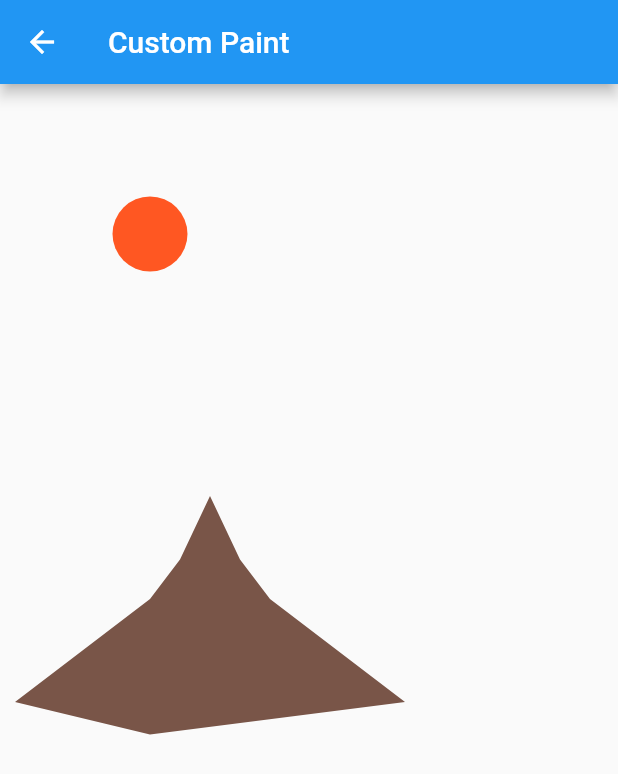
After one commit to tomarfaruk/flutter_canvas, a Flutter app: the screen it shows after launch, after a tap on "CustomPaintPage", on a phone screen of 412 x 824 dp. The commit adds this screen. Shown: the top 774 px of the screen. Run offline on Flutter 3.47's test engine with Material 2 defaults, Android fonts, the phone set to English and light mode, and no system bars; our stand-ins replace get.

Commit message:
custom paint

```diff
--- a/lib/main.dart
+++ b/lib/main.dart
@@ -3,6 +3,7 @@ import 'package:flutter/material.dart';
 import 'custom_background_scroll_page/custom_background_page.dart';
 import 'furniture_app/furniture_app.dart';
 import 'image_canvas/image_canvas.dart';
+import 'paint_canves/custom_paint_page.dart';
 
 void main() {
   runApp(MyApp());
@@ -55,6 +56,13 @@ class _MyHomePageState extends State<MyHomePage> {
                 Navigator.push(context,
                     MaterialPageRoute(builder: (_) => FurnitureAppPage()));
               },
+            ),
+            ElevatedButton(
+              child: Text('CustomPaintPage'),
+              onPressed: () {
+                Navigator.push(context,
+                    MaterialPageRoute(builder: (_) => CustomPaintPage()));
+              },
             )
           ],
         ),
--- /dev/null
+++ b/lib/paint_canves/custom_paint_page.dart
@@ -0,0 +1,25 @@
+import 'package:flutter/material.dart';
+
+import 'main_learning.dart';
+
+class CustomPaintPage extends StatefulWidget {
+  const CustomPaintPage({Key? key}) : super(key: key);
+
+  @override
+  _CustomPaintPageState createState() => _CustomPaintPageState();
+}
+
+class _CustomPaintPageState extends State<CustomPaintPage> {
+  @override
+  Widget build(BuildContext context) {
+    return Scaffold(
+      appBar: AppBar(title: Text("Custom Paint")),
+      body: Container(
+        color: Colors.yellow[100],
+        child: CustomPaint(
+          painter: MyCustomPainter(),
+        ),
+      ),
+    );
+  }
+}
--- /dev/null
+++ b/lib/paint_canves/main_learning.dart
@@ -0,0 +1,38 @@
+// 1
+import 'package:flutter/material.dart';
+import 'package:get/get.dart';
+
+class MyCustomPainter extends CustomPainter {
+  void paint(Canvas canvas, Size size) {
+    Paint paint = Paint()
+      ..style = PaintingStyle.fill
+      ..color = Colors.brown;
+    Paint sunPaint = Paint()
+      ..style = PaintingStyle.fill
+      ..color = Colors.deepOrange;
+
+    Path path = Path();
+    path.moveTo(100, 100);
+    path.addOval(Rect.fromCircle(center: Offset(100, 100), radius: 25));
+    // path.addOval(Rect.fromCircle(center: Offset(100, 100), radius: 50));
+    canvas.drawPath(path, sunPaint);
+
+    path = Path();
+    path.moveTo(10, Get.height / 2);
+    path.lineTo(100, Get.height / 2.4);
+    path.lineTo(120, Get.height / 2.6);
+    path.lineTo(140, Get.height / 3);
+    path.lineTo(160, Get.height / 2.6);
+    path.lineTo(180, Get.height / 2.4);
+    path.lineTo(270, Get.height / 2);
+    path.lineTo(100, Get.height / 1.9);
+    path.lineTo(10, Get.height / 2);
+
+    canvas.drawPath(path, paint);
+  }
+
+  @override
+  bool shouldRepaint(MyCustomPainter delegate) {
+    return true;
+  }
+}
```
Also changed, not shown: lib/paint_canves/drawn_line.dart (added), lib/paint_canves/sketcher.dart (added).
